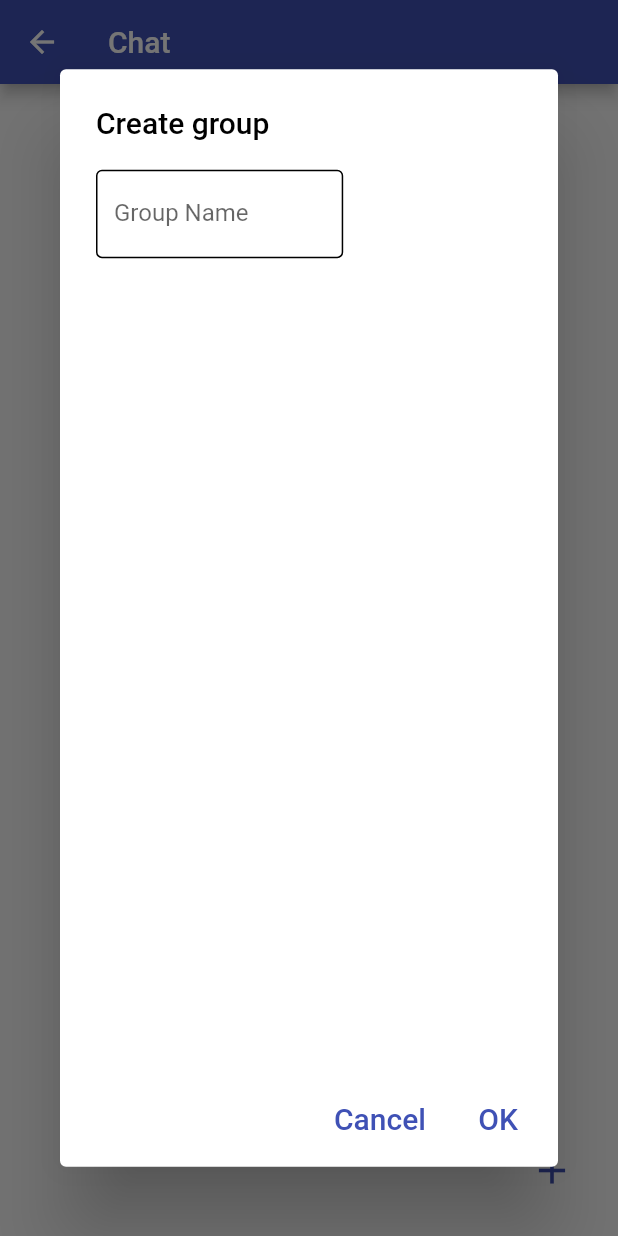
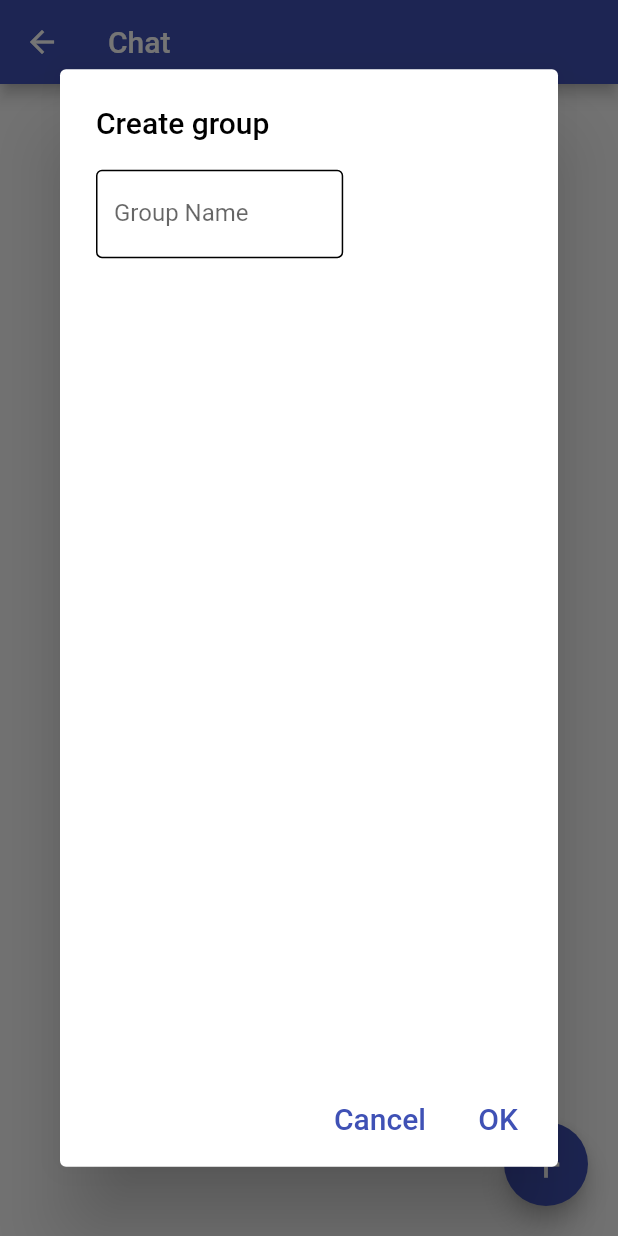
Before and after one commit to Panther-Racing-AUTh/lap-tracker, a Flutter app: the ChatScreen screen opened by its route, after a tap on the "add" icon, on a phone screen of 412 x 824 dp. Run offline on Flutter 3.47's test engine with Material 2 defaults, Android fonts, the phone set to English and light mode, and no system bars; our stand-ins replace font_awesome_flutter, image_picker, supabase_flutter, syncfusion_flutter_charts, syncfusion_flutter_sliders, timelines and 2 more; missing offline and left inert: country_flags, flutter_device_type, pluto_grid, syncfusion_flutter_core; accounts and stored records are empty.

Commit message:
minor ui changes

```diff
--- a/lib/providers/theme.dart
+++ b/lib/providers/theme.dart
@@ -60,6 +60,7 @@ ThemeData darkTheme(MaterialColor c) => ThemeData(
       primaryColor: c,
       iconTheme: IconThemeData(color: Colors.white),
       selectedRowColor: Colors.white,
+      backgroundColor: Colors.black,
     );
 
 ThemeData lightTheme(MaterialColor c) => ThemeData(
@@ -69,7 +70,9 @@ ThemeData lightTheme(MaterialColor c) => ThemeData(
           color: Colors.black,
         ),
       ),
+      cardColor: c.shade200,
       iconTheme: IconThemeData(color: c),
       primaryIconTheme: IconThemeData(color: c),
       selectedRowColor: Colors.black,
+      backgroundColor: Colors.grey.shade300,
     );
--- a/lib/widgets/chats_total.dart
+++ b/lib/widgets/chats_total.dart
@@ -77,7 +77,7 @@ class _ChatLandingPageState extends State<ChatLandingPage>
                                     top: 10.0,
                                     bottom: 10.0),
                                 decoration: BoxDecoration(
-                                  color: Colors.white,
+                                  color: Theme.of(context).cardColor,
                                   borderRadius: BorderRadius.only(
                                       topRight: Radius.circular(20.0),
                                       bottomRight: Radius.circular(20.0)),
@@ -128,12 +128,13 @@ class _ChatLandingPageState extends State<ChatLandingPage>
                       //add chat button
                       Container(
                         padding: EdgeInsets.all(20),
-                        child: IconButton(
-                            onPressed: () => addChat(
-                                context: context,
-                                currentUserId: setup.supabase_id,
-                                refresh: setStateFunction),
-                            icon: Icon(Icons.add, size: 30)),
+                        child: FloatingActionButton(
+                          child: Icon(Icons.add, size: 30),
+                          onPressed: () => addChat(
+                              context: context,
+                              currentUserId: setup.supabase_id,
+                              refresh: setStateFunction),
+                        ),
                       ),
                     ],
                   ),
--- a/lib/widgets/weather_widget.dart
+++ b/lib/widgets/weather_widget.dart
@@ -161,6 +161,11 @@ class _WeatherWidgetState extends State<WeatherWidget> {
   Widget build(BuildContext context) {
     return widget.appbar
         ? Container(
+            //height: 50,
+            decoration: BoxDecoration(
+              color: Theme.of(context).backgroundColor,
+              borderRadius: BorderRadius.circular(10),
+            ),
             child: Row(
               children: [
                 if (widget.screenWidth > widthLimit)
```
Also changed, not shown: lib/screens/desktop_screens/main_screen_desktop.dart (+21 -10 lines), lib/screens/desktop_screens/new_data_screen.dart (+16 -7 lines), lib/widgets/profile_preview.dart (added, +35 -0 lines).
